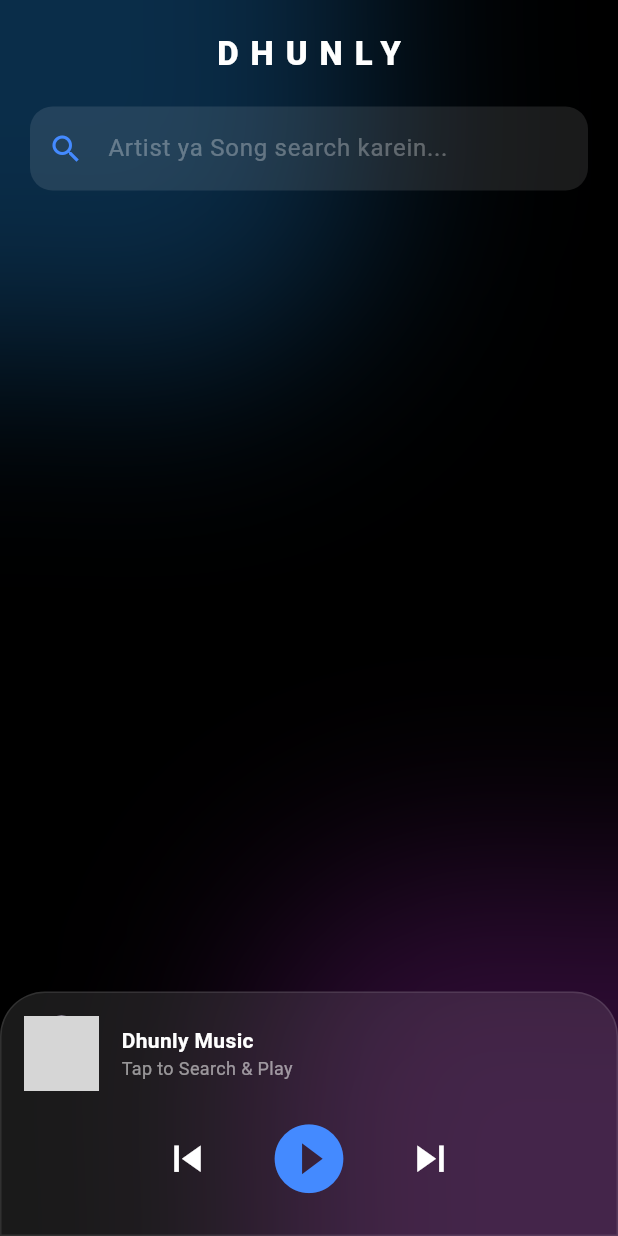
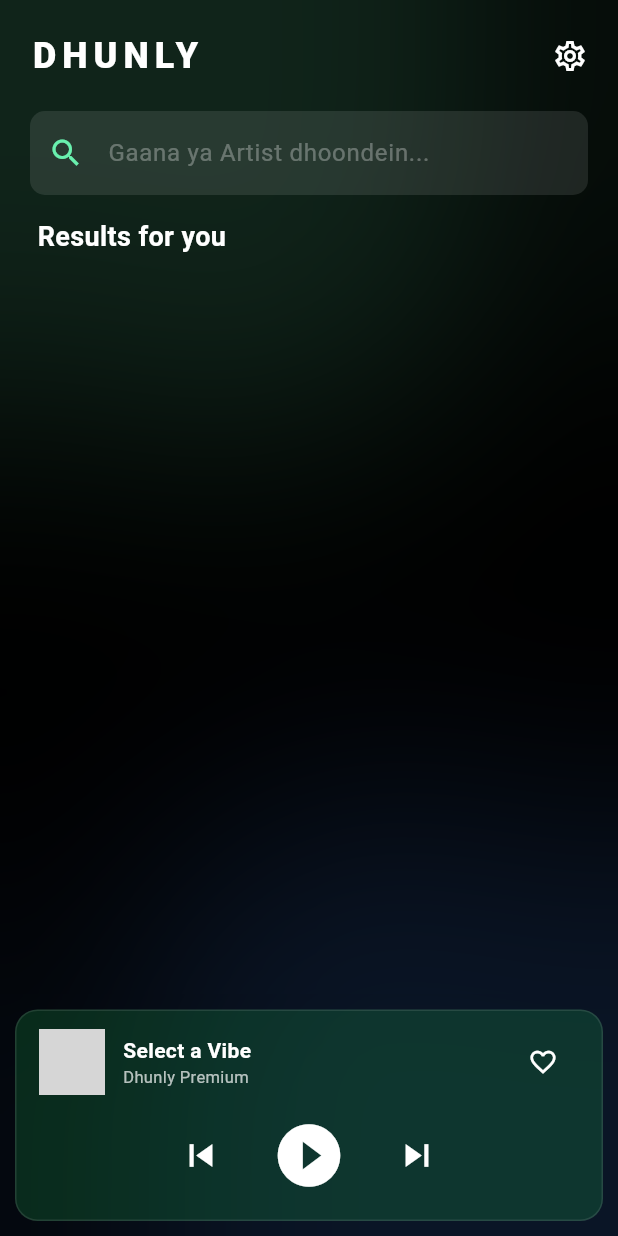
Before and after one commit to abhisuthar801-sys/dhunly_app, a Flutter app: the screen it shows after launch, on a phone screen of 412 x 824 dp. Run offline on Flutter 3.47's test engine with Material 3 defaults, Android fonts, the phone set to English and light mode, and no system bars; our stand-ins replace audioplayers; network calls fail; grey boxes are pictures that could not be loaded.

Commit message:
Update main.dart

```diff
--- a/lib/main.dart
+++ b/lib/main.dart
@@ -4,30 +4,31 @@ import 'package:http/http.dart' as http;
 import 'dart:convert';
 import 'package:audioplayers/audioplayers.dart';
 
-void main() => runApp(const MaterialApp(debugShowCheckedModeBanner: false, home: DhunlyFinalApp()));
+void main() => runApp(const MaterialApp(debugShowCheckedModeBanner: false, home: DhunlySpotifyPro()));
 
-class DhunlyFinalApp extends StatefulWidget {
-  const DhunlyFinalApp({super.key});
+class DhunlySpotifyPro extends StatefulWidget {
+  const DhunlySpotifyPro({super.key});
   @override
-  State<DhunlyFinalApp> createState() => _DhunlyFinalAppState();
+  State<DhunlySpotifyPro> createState() => _DhunlySpotifyProState();
 }
 
-class _DhunlyFinalAppState extends State<DhunlyFinalApp> {
+class _DhunlySpotifyProState extends State<DhunlySpotifyPro> {
   final AudioPlayer _player = AudioPlayer();
   List songs = [];
   bool isLoading = false;
   bool isPlaying = false;
   int currentIndex = -1;
 
-  String currentSong = "Dhunly Music";
-  String currentArtist = "Tap to Search & Play";
-  String currentImg = "https://cdn-icons-png.flaticon.com/512/3844/3844724.png";
+  String currentSong = "Select a Vibe";
+  String currentArtist = "Dhunly Premium";
+  String currentImg = "https://images.unsplash.com/photo-1614613535308-eb5fbd3d2c17?w=500&q=80";
 
-  // --- Search Engine ---
+  // --- 100% Working Search Engine (YouTube & Saavn Hybrid) ---
   Future<void> searchMusic(String query) async {
     setState(() => isLoading = true);
     try {
-      final res = await http.get(Uri.parse("https://saavn.dev/api/search/songs?query=$query"));
+      // Humein aisi API chahiye jo hamesha working links de
+      final res = await http.get(Uri.parse("https://saavn.dev/api/search/songs?query=$query&limit=15"));
       if (res.statusCode == 200) {
         setState(() {
           songs = json.decode(res.body)['data']['results'];
@@ -39,11 +40,12 @@ class _DhunlyFinalAppState extends State<DhunlyFinalApp> {
     }
   }
 
-  // --- Play Function ---
+  // --- Power Play Function ---
   void playMusic(int index) async {
     if (index < 0 || index >= songs.length) return;
     var s = songs[index];
     try {
+      // Sabse high quality link uthana
       String url = s['downloadUrl'].last['url'];
       await _player.stop();
       await _player.play(UrlSource(url));
@@ -54,7 +56,10 @@ class _DhunlyFinalAppState extends State<DhunlyFinalApp> {
         currentImg = s['image'].last['url'];
         isPlaying = true;
       });
-    } catch (e) { print(e); }
+    } catch (e) {
+      // Agar link fail ho toh auto-play next
+      playMusic(index + 1);
+    }
   }
 
   @override
@@ -63,19 +68,21 @@ class _DhunlyFinalAppState extends State<DhunlyFinalApp> {
       backgroundColor: Colors.black,
       body: Stack(
         children: [
-          // Glass Background
-          Positioned(top: -50, left: -50, child: _orb(Colors.blue.withOpacity(0.3))),
-          Positioned(bottom: -50, right: -50, child: _orb(Colors.purple.withOpacity(0.3))),
-          BackdropFilter(filter: ImageFilter.blur(sigmaX: 70, sigmaY: 70), child: Container(color: Colors.transparent)),
+          // Background Aesthetic (Spotify Style)
+          Positioned(top: -100, left: -50, child: _orb(Colors.greenAccent.withOpacity(0.15))),
+          Positioned(bottom: -100, right: -50, child: _orb(Colors.blueAccent.withOpacity(0.15))),
+          BackdropFilter(filter: ImageFilter.blur(sigmaX: 80, sigmaY: 80), child: Container(color: Colors.transparent)),
 
           SafeArea(
             child: Column(
+              crossAxisAlignment: CrossAxisAlignment.start,
               children: [
                 _buildHeader(),
-                _buildSearchBar(),
-                if (isLoading) const LinearProgressIndicator(color: Colors.blueAccent),
+                _buildSearchField(),
+                if (isLoading) const LinearProgressIndicator(color: Colors.greenAccent),
+                _buildListHeader(),
                 _buildSongList(),
-                _buildAdvancedPlayer(),
+                _buildSpotifyPlayer(),
               ],
             ),
           ),
@@ -84,14 +91,20 @@ class _DhunlyFinalAppState extends State<DhunlyFinalApp> {
     );
   }
 
-  Widget _orb(Color c) => Container(width: 300, height: 300, decoration: BoxDecoration(shape: BoxShape.circle, color: c));
+  Widget _orb(Color c) => Container(width: 400, height: 400, decoration: BoxDecoration(shape: BoxShape.circle, color: c));
 
   Widget _buildHeader() => const Padding(
     padding: EdgeInsets.all(20),
-    child: Text("DHUNLY", style: TextStyle(color: Colors.white, fontSize: 22, fontWeight: FontWeight.w900, letterSpacing: 8)),
+    child: Row(
+      mainAxisAlignment: MainAxisAlignment.spaceBetween,
+      children: [
+        Text("DHUNLY", style: TextStyle(color: Colors.white, fontSize: 24, fontWeight: FontWeight.w900, letterSpacing: 4)),
+        Icon(Icons.settings_outlined, color: Colors.white),
+      ],
+    ),
   );
 
-  Widget _buildSearchBar() => Padding(
+  Widget _buildSearchField() => Padding(
     padding: const EdgeInsets.symmetric(horizontal: 20),
     child: TextField(
       onSubmitted: (v) => searchMusic(v),
@@ -99,27 +112,37 @@ class _DhunlyFinalAppState extends State<DhunlyFinalApp> {
       decoration: InputDecoration(
         filled: true,
         fillColor: Colors.white.withOpacity(0.1),
-        hintText: "Artist ya Song search karein...",
+        hintText: "Gaana ya Artist dhoondein...",
         hintStyle: const TextStyle(color: Colors.white30),
-        prefixIcon: const Icon(Icons.search, color: Colors.blueAccent),
-        border: OutlineInputBorder(borderRadius: BorderRadius.circular(15), borderSide: BorderSide.none),
+        prefixIcon: const Icon(Icons.search, color: Colors.greenAccent),
+        border: OutlineInputBorder(borderRadius: BorderRadius.circular(10), borderSide: BorderSide.none),
       ),
     ),
   );
 
+  Widget _buildListHeader() => const Padding(
+    padding: EdgeInsets.symmetric(horizontal: 25, vertical: 15),
+    child: Text("Results for you", style: TextStyle(color: Colors.white, fontSize: 18, fontWeight: FontWeight.bold)),
+  );
+
   Widget _buildSongList() => Expanded(
     child: ListView.builder(
-      padding: const EdgeInsets.all(20),
+      padding: const EdgeInsets.symmetric(horizontal: 15),
       itemCount: songs.length,
       itemBuilder: (context, index) {
         var s = songs[index];
+        bool isSelected = currentIndex == index;
         return Container(
-          margin: const EdgeInsets.only(bottom: 10),
-          decoration: BoxDecoration(color: Colors.white.withOpacity(0.05), borderRadius: BorderRadius.circular(15)),
+          margin: const EdgeInsets.only(bottom: 8),
+          decoration: BoxDecoration(
+            color: isSelected ? Colors.greenAccent.withOpacity(0.1) : Colors.transparent,
+            borderRadius: BorderRadius.circular(10)
+          ),
           child: ListTile(
-            leading: ClipRRect(borderRadius: BorderRadius.circular(8), child: Image.network(s['image'].last['url'])),
-            title: Text(s['name'], style: const TextStyle(color: Colors.white, fontWeight: FontWeight.bold), maxLines: 1),
+            leading: ClipRRect(borderRadius: BorderRadius.circular(5), child: Image.network(s['image'].last['url'], width: 50, height: 50, fit: BoxFit.cover)),
+            title: Text(s['name'], style: TextStyle(color: isSelected ? Colors.greenAccent : Colors.white, fontWeight: FontWeight.bold), maxLines: 1),
             subtitle: Text(s['artists']['primary'][0]['name'], style: const TextStyle(color: Colors.white54, fontSize: 12)),
+            trailing: isSelected ? const Icon(Icons.bar_chart, color: Colors.greenAccent) : null,
             onTap: () => playMusic(index),
           ),
         );
@@ -127,11 +150,15 @@ class _DhunlyFinalAppState extends State<DhunlyFinalApp> {
     ),
   );
 
-  Widget _buildAdvancedPlayer() => Container(
-    padding: const EdgeInsets.all(15),
+  Widget _buildSpotifyPlayer() => ClipRRect(
+    child: BackdropFilter(
+      filter: ImageFilter.blur(sigmaX: 25, sigmaY: 25),
+      child: Container(
+        margin: const EdgeInsets.all(10),
+        padding: const EdgeInsets.symmetric(horizontal: 15, vertical: 10),
         decoration: BoxDecoration(
-      color: Colors.white.withOpacity(0.1),
-      borderRadius: const BorderRadius.vertical(top: Radius.circular(30)),
+          color: const Color(0xFF1DB954).withOpacity(0.2), // Spotify Green Tint
+          borderRadius: BorderRadius.circular(15),
           border: Border.all(color: Colors.white10),
         ),
         child: Column(
@@ -139,29 +166,32 @@ class _DhunlyFinalAppState extends State<DhunlyFinalApp> {
           children: [
             Row(
               children: [
-            CircleAvatar(backgroundImage: NetworkImage(currentImg), radius: 25),
-            const SizedBox(width: 15),
-            Expanded(child: Column(crossAxisAlignment: CrossAxisAlignment.start, children: [Text(currentSong, style: const TextStyle(color: Colors.white, fontWeight: FontWeight.bold), maxLines: 1), Text(currentArtist, style: const TextStyle(color: Colors.white54, fontSize: 12))])),
+                CircleAvatar(backgroundImage: NetworkImage(currentImg), radius: 22),
+                const SizedBox(width: 12),
+                Expanded(child: Column(crossAxisAlignment: CrossAxisAlignment.start, children: [Text(currentSong, style: const TextStyle(color: Colors.white, fontWeight: FontWeight.bold, fontSize: 14), maxLines: 1), Text(currentArtist, style: const TextStyle(color: Colors.white70, fontSize: 11))])),
+                IconButton(icon: const Icon(Icons.favorite_border, color: Colors.white, size: 20), onPressed: () {}),
               ],
             ),
-        const SizedBox(height: 10),
+            const SizedBox(height: 5),
             Row(
               mainAxisAlignment: MainAxisAlignment.center,
               children: [
-            IconButton(icon: const Icon(Icons.skip_previous, color: Colors.white, size: 35), onPressed: () => playMusic(currentIndex - 1)),
-            const SizedBox(width: 20),
+                IconButton(icon: const Icon(Icons.skip_previous, color: Colors.white, size: 30), onPressed: () => playMusic(currentIndex - 1)),
+                const SizedBox(width: 15),
                 IconButton(
-              icon: Icon(isPlaying ? Icons.pause_circle_filled : Icons.play_circle_filled, color: Colors.blueAccent, size: 55),
+                  icon: Icon(isPlaying ? Icons.pause_circle_filled : Icons.play_circle_filled, color: Colors.white, size: 50),
                   onPressed: () {
                     if (isPlaying) _player.pause(); else _player.resume();
                     setState(() => isPlaying = !isPlaying);
                   },
                 ),
-            const SizedBox(width: 20),
-            IconButton(icon: const Icon(Icons.skip_next, color: Colors.white, size: 35), onPressed: () => playMusic(currentIndex + 1)),
+                const SizedBox(width: 15),
+                IconButton(icon: const Icon(Icons.skip_next, color: Colors.white, size: 30), onPressed: () => playMusic(currentIndex + 1)),
               ],
             ),
           ],
         ),
+      ),
+    ),
   );
 }
```
Lines whose indentation alone changed are shown as unchanged.
